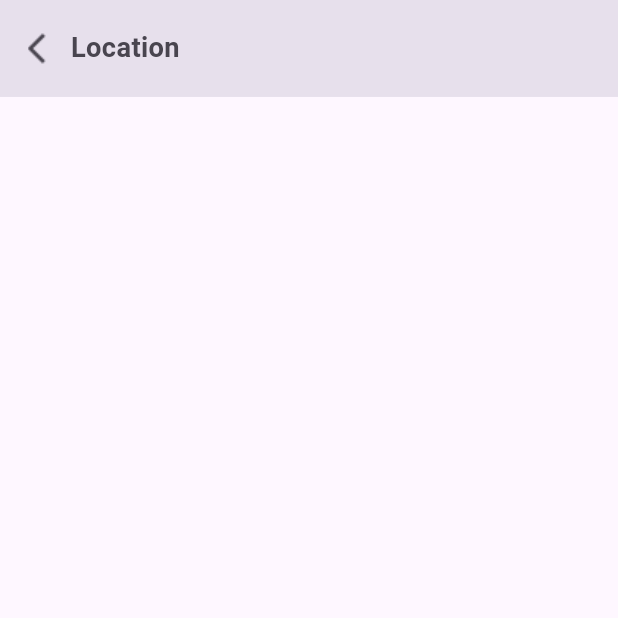
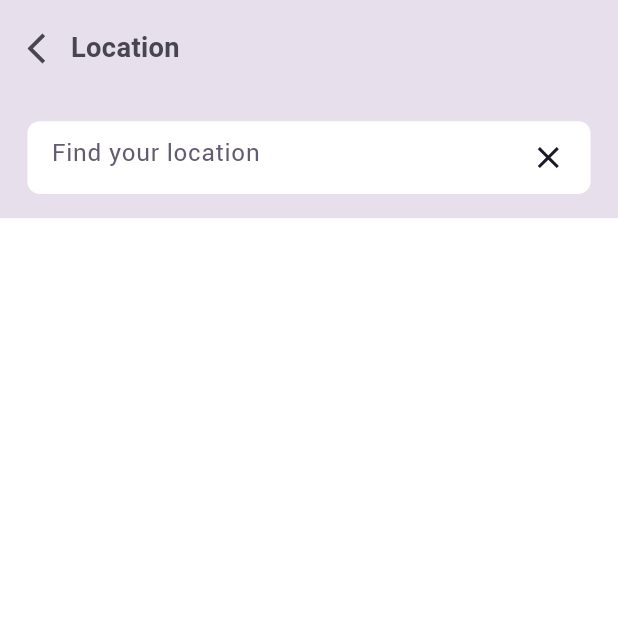
Before and after one commit to Amir-HShahi/workoo-flutter, a Flutter app: the screen it shows after launch, on a phone screen of 412 x 824 dp, the top half of it. Run offline on Flutter 3.47's test engine with Material 3 defaults, Android fonts, the phone set to English and light mode, and no system bars; our stand-ins replace flutter_svg, google_fonts.

Commit message:
Add: custom search box

```diff
--- a/lib/view/components/customized_app_bar.dart
+++ b/lib/view/components/customized_app_bar.dart
@@ -1,4 +1,5 @@
 import 'package:flutter/material.dart';
+import 'package:flutter_svg/svg.dart';
 
 import '../../utility.dart';
 
@@ -47,18 +48,18 @@ class MyAppBar extends StatelessWidget {
           children: [
             SizedBox(width: scaledWidth(16)),
             GestureDetector(
-              onTap: pressBackButtonHandler,
-              child: Image(
-                  image: const AssetImage("assets/app_bar_back_icon.png"),
-                  height: scaledHeight(24)),
-            ),
+                onTap: pressBackButtonHandler,
+                child: SvgPicture.asset(
+                  "assets/back_arrow.svg",
+                  height: scaledHeight(24),
+                )),
             SizedBox(width: scaledWidth(4)),
             isTitleCentered
                 ? Expanded(
-                  child: Center(
+                    child: Center(
                       child: title,
                     ),
-                )
+                  )
                 : title,
             SizedBox(width: scaledWidth(40))
           ],
--- /dev/null
+++ b/lib/view/components/customized_search_box.dart
@@ -0,0 +1,60 @@
+import 'package:flutter/material.dart';
+import 'package:flutter_svg/svg.dart';
+import 'package:workoo_flutter/utility.dart';
+
+class CustomizedSearchBox extends StatelessWidget {
+  final String hintText;
+  final TextEditingController controller;
+  const CustomizedSearchBox(
+      {super.key, required this.hintText, required this.controller});
+
+  void removeInputDataHandler() {
+    print(controller.text);
+    controller.clear();
+    print('-----------------------------------');
+    print(controller.text);
+  }
+
+  @override
+  Widget build(BuildContext context) {
+    return Container(
+      width: double.infinity,
+      height: scaledHeight(80),
+      color: const Color(0xffe7e0ec),
+      padding: EdgeInsets.symmetric(
+          vertical: scaledHeight(16), horizontal: scaledWidth(16)),
+      child: Container(
+        height: scaledHeight(48),
+        width: scaledWidth(328),
+        padding: EdgeInsets.symmetric(
+            vertical: scaledHeight(12), horizontal: scaledHeight(16)),
+        decoration: BoxDecoration(
+            color: Colors.white,
+            borderRadius: BorderRadius.all(Radius.circular(scaledHeight(8)))),
+        child: Row(
+          crossAxisAlignment: CrossAxisAlignment.center,
+          children: [
+            SizedBox(
+              width: scaledWidth(248),
+              child: TextField(
+                controller: controller,
+                decoration: InputDecoration(
+                    border: InputBorder.none,
+                    hintText: hintText,
+                    hintStyle: TextStyle(
+                        fontFamily: "roboto",
+                        fontSize: scaledHeight(16),
+                        color: const Color(0xff625B71)),
+                    filled: false),
+              ),
+            ),
+            const Spacer(),
+            GestureDetector(
+                onTap: removeInputDataHandler,
+                child: SvgPicture.asset("assets/remove_input_data.svg"))
+          ],
+        ),
+      ),
+    );
+  }
+}
--- a/lib/view/location.dart
+++ b/lib/view/location.dart
@@ -2,6 +2,8 @@ import 'package:flutter/material.dart';
 import 'package:google_fonts/google_fonts.dart';
 import 'package:workoo_flutter/utility.dart';
 import 'package:workoo_flutter/view/components/customized_app_bar.dart';
+
+import 'components/customized_search_box.dart';
 
 class Location extends StatefulWidget {
   const Location({super.key});
@@ -14,6 +16,7 @@ class _LocationState extends State<Location> {
   @override
   Widget build(BuildContext context) {
     return Scaffold(
+      backgroundColor: Colors.white,
       appBar: CustomizedAppBar(
           isTitleCentered: false,
           color: const Color(0xffe7e0ec),
@@ -22,6 +25,12 @@ class _LocationState extends State<Location> {
                 color: const Color(0xff49454F),
                   fontWeight: FontWeight.w700, fontSize: scaledHeight(18)))),
 
+      body: Column(
+          children: [
+            CustomizedSearchBox(hintText: "Find your location", controller: TextEditingController(),),
+          ],
+      ),
+
     );
   }
 }
```
Also changed, not shown: pubspec.yaml (+4 -6 lines), assets/app_bar_back_icon.png (deleted), assets/back_arrow.svg (added), assets/remove_input_data.svg (added), assets/roboto/Roboto-Regular.ttf (added).
